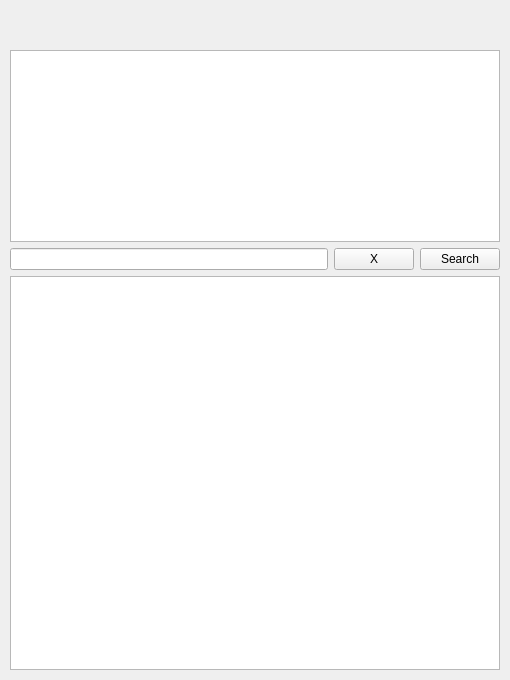
Qt form widgets/homewidget.ui (Rain92/UltimateMangaReader) before a commit.
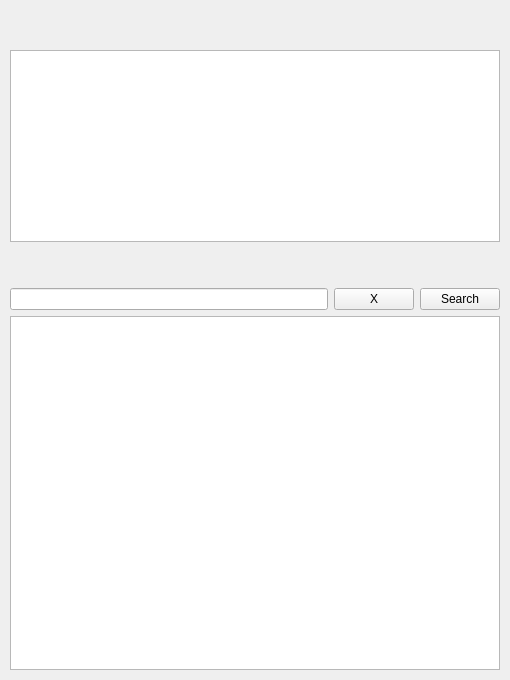
The same form after that commit. Custom widgets are drawn as their Qt base class.

Patch:
```diff
--- a/widgets/homewidget.ui
+++ b/widgets/homewidget.ui
@@ -91,6 +91,22 @@
      </item>
     </layout>
    </item>
+   <item>
+    <spacer name="verticalSpacer_2">
+     <property name="orientation">
+      <enum>Qt::Vertical</enum>
+     </property>
+     <property name="sizeType">
+      <enum>QSizePolicy::Fixed</enum>
+     </property>
+     <property name="sizeHint" stdset="0">
+      <size>
+       <width>20</width>
+       <height>40</height>
+      </size>
+     </property>
+    </spacer>
+   </item>
    <item>
     <layout class="QHBoxLayout" name="horizontalLayout_4">
      <item>
```
Left out of the diff: 18 changed lines with no effect on the pictures.
